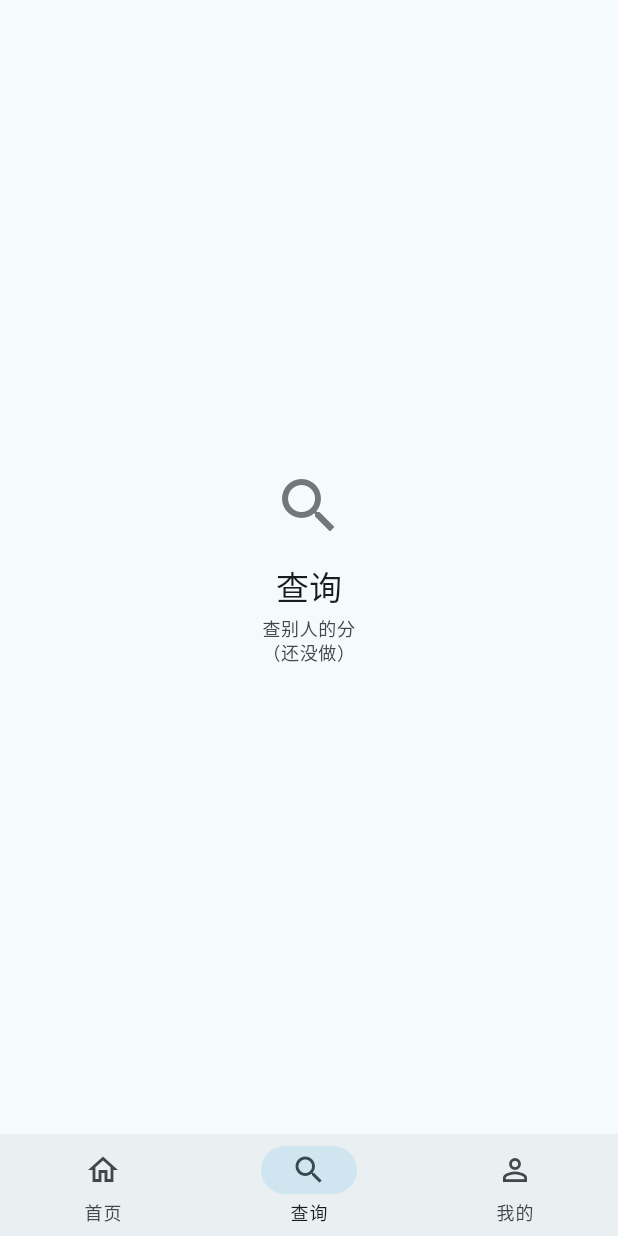
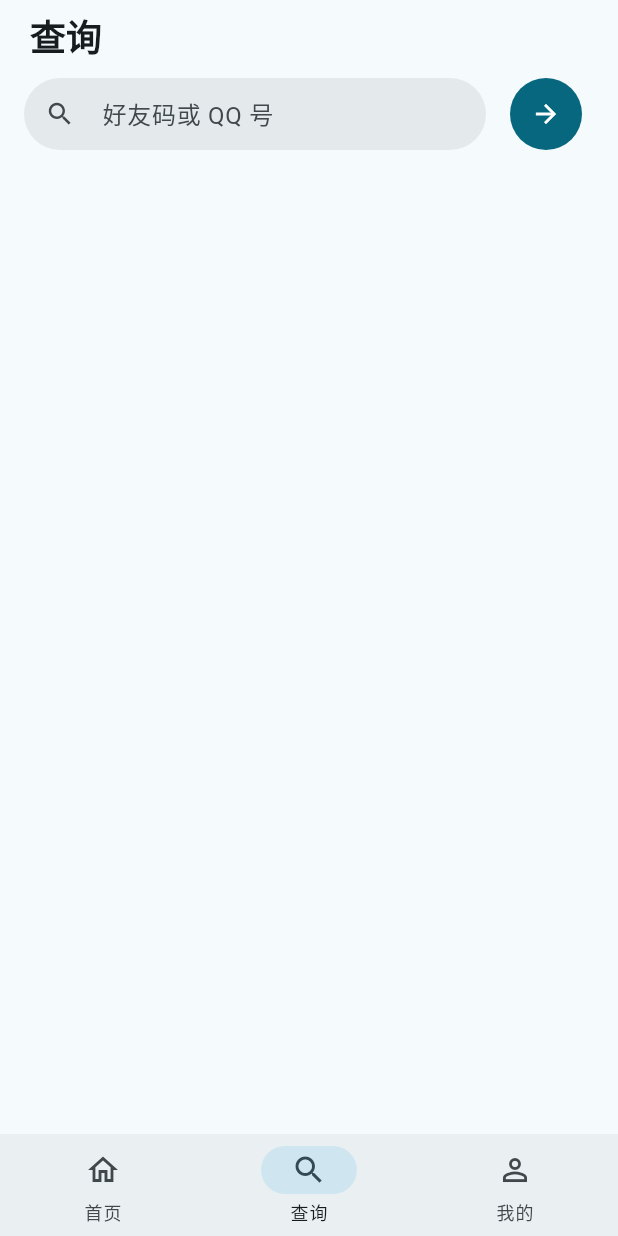
Before and after one commit to QHBSSrl/AstraMai, a Flutter app: the screen it shows after launch, item 2 of the bottom bar chosen, on a phone screen of 412 x 824 dp. Run offline on Flutter 3.47's test engine with Material 3 defaults, Android fonts, the phone set to English and light mode, and no system bars; our stand-ins replace shared_preferences; project files that could hold a hidden picture were left out.

Commit message:
feat(flutter): 查询页 —— 查别人
三个 Tab 现在都是真页面了。

一、查询页和首页的区别

  首页  看自己（已绑定，直接出数据，不想输任何东西）
  查询  看别人（每次输 ID）

  两个完全不同的场景：
    · 看自己是「每天打开看一眼」
    · 看别人是「群里有人发了码，查一下」或者「和自己对比一下」

二、页面结构

  ┌─────────────────────────┐
  │ 查询                     │
  │ [🔍 好友码或 QQ 号   ] [→]│
  │                         │
  │ 从我的绑定               │
  │ [舞萌 165423...] [osu...]│
  │                         │
  │ 最近查询          清空    │
  │  · 165423445743903   ›   │
  │  · 3687326844        ›   │
  └─────────────────────────┘

三、最近查询存在本地

  最多 20 条，存 SharedPreferences。

  理由：
    · 群里经常来回查同几个人
    · 输入 15 位好友码在手机上很烦
    · 查过之后自动置顶，重复的会去重

四、「从我的绑定」快速入口

  用来「拿自己的号当参照物」—— 比想象中常用。
  比如群里发了个码，想和自己的对比一下。

验证
  · flutter analyze: No issues found
  · flutter test: 15/15
  · flutter build apk --debug: 成功

```diff
--- a/apps/flutter/lib/ui/material/main_shell.dart
+++ b/apps/flutter/lib/ui/material/main_shell.dart
@@ -2,6 +2,7 @@ import 'package:flutter/material.dart';
 
 import 'home_page.dart';
 import 'mine_page.dart';
+import 'query_page.dart';
 
 /// 应用外壳：dock 栏 + 三个页面。
 ///
@@ -32,11 +33,7 @@ class _MainShellState extends State<MainShell> {
         index: _index,
         children: const [
           HomeTab(),
-          _PlaceholderTab(
-            icon: Icons.search,
-            title: '查询',
-            hint: '查别人的分\n（还没做）',
-          ),
+          QueryTab(),
           MineTab(),
         ],
       ),
@@ -66,46 +63,3 @@ class _MainShellState extends State<MainShell> {
     );
   }
 }
-
-/// 占位页。
-///
-/// 用同一个组件画三个不同的占位，省得每次复制。
-class _PlaceholderTab extends StatelessWidget {
-  const _PlaceholderTab({
-    required this.icon,
-    required this.title,
-    required this.hint,
-  });
-
-  final IconData icon;
-  final String title;
-  final String hint;
-
-  @override
-  Widget build(BuildContext context) {
-    final scheme = Theme.of(context).colorScheme;
-
-    return Scaffold(
-      backgroundColor: scheme.surface,
-      body: Center(
-        child: Column(
-          mainAxisSize: MainAxisSize.min,
-          children: [
-            Icon(icon, size: 48, color: scheme.outline),
-            const SizedBox(height: 16),
-            Text(title, style: Theme.of(context).textTheme.titleLarge),
-            const SizedBox(height: 6),
-            Text(
-              hint,
-              textAlign: TextAlign.center,
-              style: Theme.of(context)
-                  .textTheme
-                  .bodySmall
-                  ?.copyWith(color: scheme.onSurfaceVariant),
-            ),
-          ],
-        ),
-      ),
-    );
-  }
-}
--- /dev/null
+++ b/apps/flutter/lib/ui/material/query_page.dart
@@ -0,0 +1,293 @@
+import 'package:flutter/material.dart';
+import 'package:shared_preferences/shared_preferences.dart';
+
+import '../../data/profile_store.dart';
+import 'b50_page.dart';
+
+/// 查询 Tab —— 查别人。
+///
+/// ── 和首页的区别 ────────────────────────────────────────────────────
+///
+///   首页   → 看自己（已绑定，直接出数据）
+///   查询   → 看别人（每次输 ID）
+///
+/// 这是两个完全不同的场景：
+///   · 看自己是「每天打开看一眼」，不想输任何东西
+///   · 看别人是「群里有人发了码，查一下」或者「比较一下」
+///
+/// ── 最近查询 ────────────────────────────────────────────────────────
+///
+/// 查过的人存本地，最多 20 条。理由：
+///   · 群里经常来回查同几个人
+///   · 输入 15 位好友码在手机上很烦
+class QueryTab extends StatefulWidget {
+  const QueryTab({super.key});
+
+  @override
+  State<QueryTab> createState() => _QueryTabState();
+}
+
+class _QueryTabState extends State<QueryTab> {
+  final _input = TextEditingController();
+
+  List<String> _recent = [];
+  Map<GameId, String> _bindings = {};
+  bool _loading = true;
+
+  static const String _recentKey = 'query.recent';
+  static const int _recentMax = 20;
+
+  @override
+  void initState() {
+    super.initState();
+    _load();
+  }
+
+  @override
+  void dispose() {
+    _input.dispose();
+    super.dispose();
+  }
+
+  Future<void> _load() async {
+    final prefs = await SharedPreferences.getInstance();
+    final recent = prefs.getStringList(_recentKey) ?? const <String>[];
+    final bindings = await ProfileStore.loadAll();
+
+    if (!mounted) return;
+    setState(() {
+      _recent = recent;
+      _bindings = bindings;
+      _loading = false;
+    });
+  }
+
+  Future<void> _remember(String value) async {
+    final trimmed = value.trim();
+    if (trimmed.isEmpty) return;
+
+    final next = [trimmed, ..._recent.where((e) => e != trimmed)]
+        .take(_recentMax)
+        .toList();
+
+    final prefs = await SharedPreferences.getInstance();
+    await prefs.setStringList(_recentKey, next);
+
+    if (!mounted) return;
+    setState(() => _recent = next);
+  }
+
+  void _query(String value) {
+    final trimmed = value.trim();
+    if (trimmed.isEmpty) return;
+
+    FocusScope.of(context).unfocus();
+    _remember(trimmed);
+
+    Navigator.of(context).push(
+      MaterialPageRoute<void>(
+        builder: (_) => B50Page(initialBinding: trimmed),
+      ),
+    );
+  }
+
+  @override
+  Widget build(BuildContext context) {
+    final scheme = Theme.of(context).colorScheme;
+
+    return Scaffold(
+      backgroundColor: scheme.surface,
+      body: SafeArea(
+        bottom: false,
+        child: ListView(
+          padding: const EdgeInsets.only(bottom: 24),
+          children: [
+            Padding(
+              padding: const EdgeInsets.fromLTRB(20, 8, 20, 12),
+              child: Text(
+                '查询',
+                style: Theme.of(context).textTheme.headlineSmall?.copyWith(
+                      fontWeight: FontWeight.w700,
+                    ),
+              ),
+            ),
+            _buildSearchBox(context),
+            const SizedBox(height: 24),
+            if (!_loading) ...[
+              if (_bindings.isNotEmpty) _buildQuickBindings(context),
+              if (_bindings.isNotEmpty) const SizedBox(height: 20),
+              if (_recent.isNotEmpty) _buildRecent(context),
+            ],
+          ],
+        ),
+      ),
+    );
+  }
+
+  Widget _buildSearchBox(BuildContext context) {
+    final scheme = Theme.of(context).colorScheme;
+
+    return Padding(
+      padding: const EdgeInsets.symmetric(horizontal: 16),
+      child: Row(
+        children: [
+          Expanded(
+            child: TextField(
+              controller: _input,
+              keyboardType: TextInputType.number,
+              textInputAction: TextInputAction.search,
+              onSubmitted: _query,
+              decoration: InputDecoration(
+                hintText: '好友码或 QQ 号',
+                prefixIcon: const Icon(Icons.search, size: 20),
+                filled: true,
+                fillColor: scheme.surfaceContainerHigh,
+                border: OutlineInputBorder(
+                  borderRadius: BorderRadius.circular(999),
+                  borderSide: BorderSide.none,
+                ),
+                contentPadding: const EdgeInsets.symmetric(horizontal: 20),
+              ),
+            ),
+          ),
+          const SizedBox(width: 8),
+          FilledButton(
+            onPressed: () => _query(_input.text),
+            style: FilledButton.styleFrom(
+              shape: const CircleBorder(),
+              padding: const EdgeInsets.all(14),
+            ),
+            child: const Icon(Icons.arrow_forward, size: 20),
+          ),
+        ],
+      ),
+    );
+  }
+
+  /// 从自己的绑定快速跳到查询页。
+  ///
+  /// 用来「拿自己的号当参照物」—— 比想象中常用，
+  /// 比如群里发了个码，想和自己的对比一下。
+  Widget _buildQuickBindings(BuildContext context) {
+    final scheme = Theme.of(context).colorScheme;
+
+    return Column(
+      crossAxisAlignment: CrossAxisAlignment.start,
+      children: [
+        _SectionLabel('从我的绑定'),
+        Wrap(
+          spacing: 8,
+          runSpacing: 8,
+          children: [
+            for (final entry in _bindings.entries)
+              ActionChip(
+                avatar: Icon(
+                  switch (entry.key) {
+                    GameId.maimai => Icons.album,
+                    GameId.chunithm => Icons.piano,
+                    GameId.osu => Icons.sports_esports,
+                    GameId.phigros => Icons.music_note,
+                  },
+                  size: 16,
+                  color: scheme.onSurfaceVariant,
+                ),
+                label: Text(entry.value),
+                onPressed: () => _query(entry.value),
+              ),
+          ],
+        ),
+      ],
+    );
+  }
+
+  Widget _buildRecent(BuildContext context) {
+    final scheme = Theme.of(context).colorScheme;
+    final text = Theme.of(context).textTheme;
+
+    return Column(
+      crossAxisAlignment: CrossAxisAlignment.start,
+      children: [
+        Row(
+          children: [
+            _SectionLabel('最近查询'),
+            const Spacer(),
+            Padding(
+              padding: const EdgeInsets.only(right: 16),
+              child: TextButton(
+                onPressed: _clearRecent,
+                style: TextButton.styleFrom(
+                  visualDensity: VisualDensity.compact,
+                  padding: const EdgeInsets.symmetric(horizontal: 8),
+                ),
+                child: const Text('清空'),
+              ),
+            ),
+          ],
+        ),
+        Card(
+          margin: const EdgeInsets.symmetric(horizontal: 16),
+          child: Column(
+            children: [
+              for (var i = 0; i < _recent.length; i++) ...[
+                if (i > 0)
+                  Divider(
+                    height: 1,
+                    indent: 16,
+                    endIndent: 16,
+                    color: scheme.outlineVariant.withValues(alpha: 0.4),
+                  ),
+                ListTile(
+                  onTap: () => _query(_recent[i]),
+                  leading: Icon(
+                    Icons.history,
+                    size: 20,
+                    color: scheme.onSurfaceVariant,
+                  ),
+                  title: Text(
+                    _recent[i],
+                    style: text.bodyMedium?.copyWith(
+                      fontFeatures: const [FontFeature.tabularFigures()],
+                    ),
+                  ),
+                  trailing: Icon(
+                    Icons.chevron_right,
+                    size: 18,
+                    color: scheme.outline,
+                  ),
+                ),
+              ],
+            ],
+          ),
+        ),
+      ],
+    );
+  }
+
+  Future<void> _clearRecent() async {
+    final prefs = await SharedPreferences.getInstance();
+    await prefs.remove(_recentKey);
+    if (!mounted) return;
+    setState(() => _recent = []);
+  }
+}
+
+class _SectionLabel extends StatelessWidget {
+  const _SectionLabel(this.text);
+
+  final String text;
+
+  @override
+  Widget build(BuildContext context) {
+    return Padding(
+      padding: const EdgeInsets.fromLTRB(24, 0, 24, 8),
+      child: Text(
+        text,
+        style: Theme.of(context).textTheme.titleSmall?.copyWith(
+              color: Theme.of(context).colorScheme.onSurfaceVariant,
+              letterSpacing: 1,
+              fontWeight: FontWeight.w700,
+            ),
+      ),
+    );
+  }
+}
```
